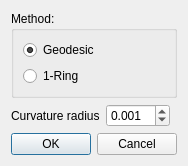
The window that src/components/Analysis/Curvature/src/dialSettings.ui (MEPP-team/MEPP) describes before a commit, drawn with Qt 5.
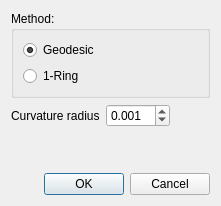
The same window after the commit.

What changed in the file:
```diff
--- a/src/components/Analysis/Curvature/src/dialSettings.ui
+++ b/src/components/Analysis/Curvature/src/dialSettings.ui
@@ -14,6 +14,9 @@
    <string>Settings</string>
   </property>
   <layout class="QVBoxLayout" name="verticalLayout">
+   <property name="sizeConstraint">
+    <enum>QLayout::SetFixedSize</enum>
+   </property>
    <item>
     <widget class="QGroupBox" name="groupBox">
      <property name="title">
```
